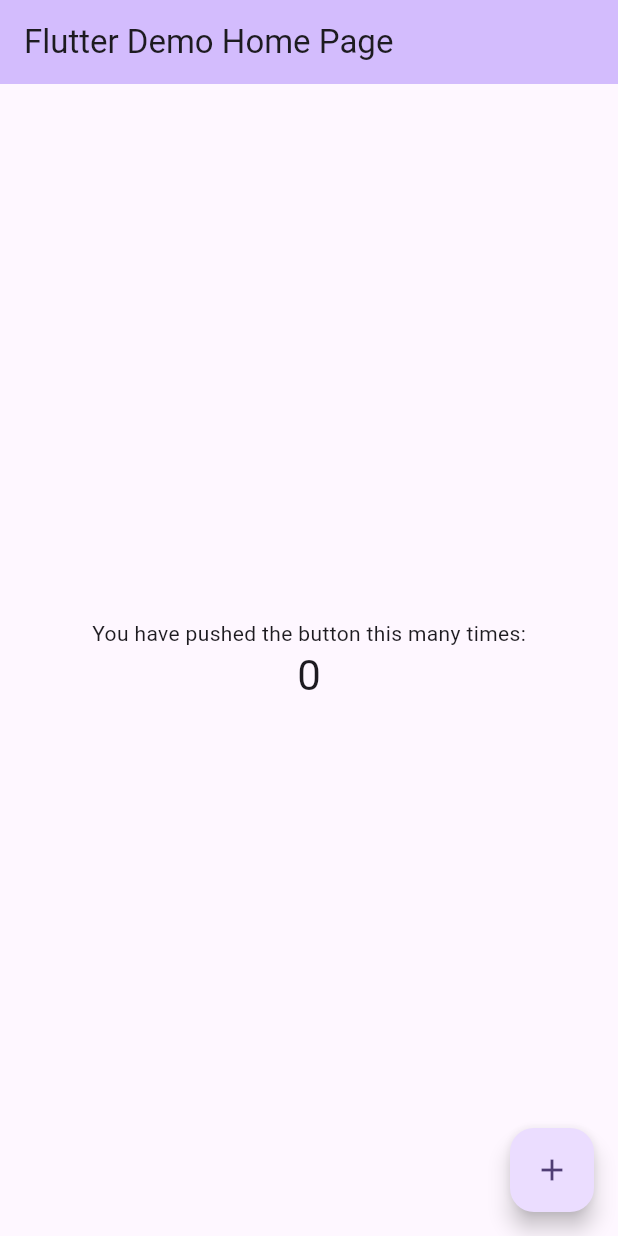
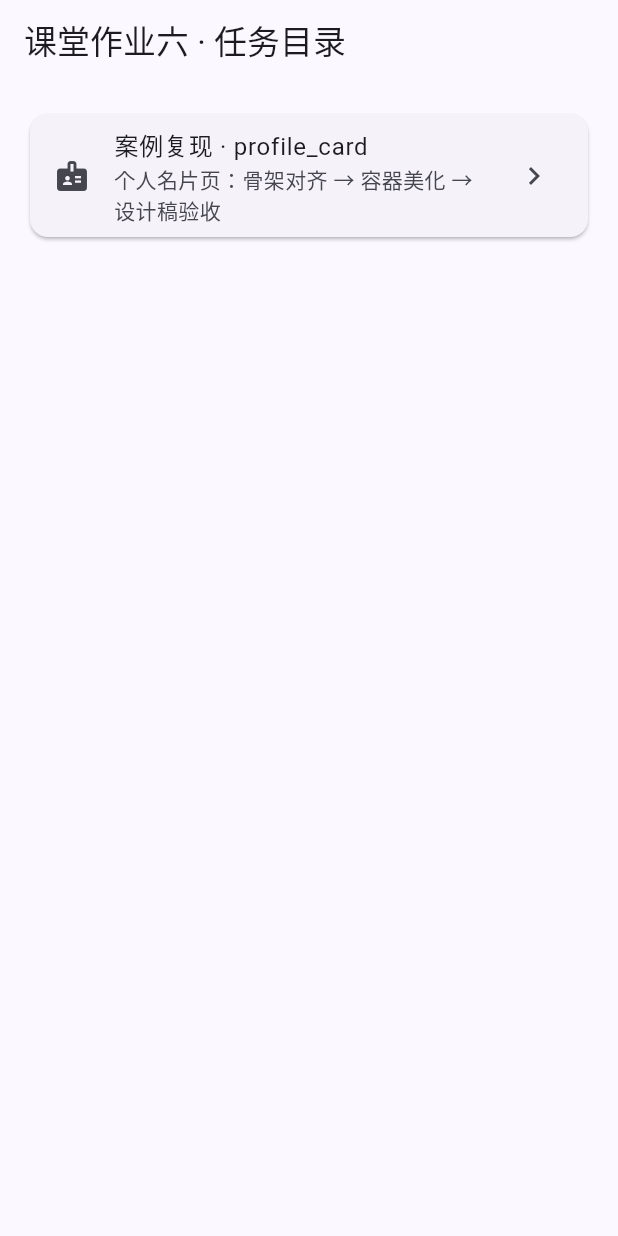
Before and after one commit to cl0vers33/lecture6, a Flutter app: the screen it shows after launch, on a phone screen of 412 x 824 dp. Run offline on Flutter 3.47's test engine with Material 3 defaults, Android fonts, the phone set to English and light mode, and no system bars.

```diff
--- a/lib/main.dart
+++ b/lib/main.dart
@@ -1,122 +1,73 @@
 import 'package:flutter/material.dart';
 
+import 'pages/profile_card.dart';
+
 void main() {
-  runApp(const MyApp());
+  runApp(const Lecture6App());
 }
 
-class MyApp extends StatelessWidget {
-  const MyApp({super.key});
+/// 第 6 课 · 基础组件与布局系统 —— 课堂作业六
+class Lecture6App extends StatelessWidget {
+  const Lecture6App({super.key});
 
-  // This widget is the root of your application.
   @override
   Widget build(BuildContext context) {
     return MaterialApp(
-      title: 'Flutter Demo',
-      theme: ThemeData(
-        // This is the theme of your application.
-        //
-        // TRY THIS: Try running your application with "flutter run". You'll see
-        // the application has a purple toolbar. Then, without quitting the app,
-        // try changing the seedColor in the colorScheme below to Colors.green
-        // and then invoke "hot reload" (save your changes or press the "hot
-        // reload" button in a Flutter-supported IDE, or press "r" if you used
-        // the command line to start the app).
-        //
-        // Notice that the counter didn't reset back to zero; the application
-        // state is not lost during the reload. To reset the state, use hot
-        // restart instead.
-        //
-        // This works for code too, not just values: Most code changes can be
-        // tested with just a hot reload.
-        colorScheme: .fromSeed(seedColor: Colors.deepPurple),
-      ),
-      home: const MyHomePage(title: 'Flutter Demo Home Page'),
+      title: '第6课 · 基础组件与布局系统',
+      theme: ThemeData(colorSchemeSeed: Colors.indigo, useMaterial3: true),
+      home: const HomePage(),
     );
   }
 }
 
-class MyHomePage extends StatefulWidget {
-  const MyHomePage({super.key, required this.title});
-
-  // This widget is the home page of your application. It is stateful, meaning
-  // that it has a State object (defined below) that contains fields that affect
-  // how it looks.
-
-  // This class is the configuration for the state. It holds the values (in this
-  // case the title) provided by the parent (in this case the App widget) and
-  // used by the build method of the State. Fields in a Widget subclass are
-  // always marked "final".
-
-  final String title;
-
-  @override
-  State<MyHomePage> createState() => _MyHomePageState();
-}
-
-class _MyHomePageState extends State<MyHomePage> {
-  int _counter = 0;
-
-  void _incrementCounter() {
-    setState(() {
-      // This call to setState tells the Flutter framework that something has
-      // changed in this State, which causes it to rerun the build method below
-      // so that the display can reflect the updated values. If we changed
-      // _counter without calling setState(), then the build method would not be
-      // called again, and so nothing would appear to happen.
-      _counter++;
-    });
-  }
+/// 任务目录页：列出本次作业各任务入口
+class HomePage extends StatelessWidget {
+  const HomePage({super.key});
 
   @override
   Widget build(BuildContext context) {
-    // This method is rerun every time setState is called, for instance as done
-    // by the _incrementCounter method above.
-    //
-    // The Flutter framework has been optimized to make rerunning build methods
-    // fast, so that you can just rebuild anything that needs updating rather
-    // than having to individually change instances of widgets.
     return Scaffold(
-      appBar: AppBar(
-        // TRY THIS: Try changing the color here to a specific color (to
-        // Colors.amber, perhaps?) and trigger a hot reload to see the AppBar
-        // change color while the other colors stay the same.
-        backgroundColor: Theme.of(context).colorScheme.inversePrimary,
-        // Here we take the value from the MyHomePage object that was created by
-        // the App.build method, and use it to set our appbar title.
-        title: Text(widget.title),
-      ),
-      body: Center(
-        // Center is a layout widget. It takes a single child and positions it
-        // in the middle of the parent.
-        child: Column(
-          // Column is also a layout widget. It takes a list of children and
-          // arranges them vertically. By default, it sizes itself to fit its
-          // children horizontally, and tries to be as tall as its parent.
-          //
-          // Column has various properties to control how it sizes itself and
-          // how it positions its children. Here we use mainAxisAlignment to
-          // center the children vertically; the main axis here is the vertical
-          // axis because Columns are vertical (the cross axis would be
-          // horizontal).
-          //
-          // TRY THIS: Invoke "debug painting" (choose the "Toggle Debug Paint"
-          // action in the IDE, or press "p" in the console), to see the
-          // wireframe for each widget.
-          mainAxisAlignment: .center,
-          children: [
-            const Text('You have pushed the button this many times:'),
-            Text(
-              '$_counter',
-              style: Theme.of(context).textTheme.headlineMedium,
+      appBar: AppBar(title: const Text('课堂作业六 · 任务目录')),
+      body: ListView(
+        padding: const EdgeInsets.all(16),
+        children: [
+          _TaskTile(
+            icon: Icons.badge,
+            title: '案例复现 · profile_card',
+            subtitle: '个人名片页：骨架对齐 → 容器美化 → 设计稿验收',
+            onTap: () => Navigator.push(
+              context,
+              MaterialPageRoute(builder: (_) => const ProfileCardPage()),
             ),
-          ],
-        ),
-      ),
-      floatingActionButton: FloatingActionButton(
-        onPressed: _incrementCounter,
-        tooltip: 'Increment',
-        child: const Icon(Icons.add),
+          ),
+        ],
       ),
     );
   }
 }
+
+class _TaskTile extends StatelessWidget {
+  final IconData icon;
+  final String title;
+  final String subtitle;
+  final VoidCallback onTap;
+  const _TaskTile({
+    required this.icon,
+    required this.title,
+    required this.subtitle,
+    required this.onTap,
+  });
+
+  @override
+  Widget build(BuildContext context) {
+    return Card(
+      child: ListTile(
+        leading: Icon(icon),
+        title: Text(title),
+        subtitle: Text(subtitle),
+        trailing: const Icon(Icons.chevron_right),
+        onTap: onTap,
+      ),
+    );
+  }
+}
```
Also changed, not shown: lib/pages/profile_card.dart (added, +88 -0 lines), 1 other file.
